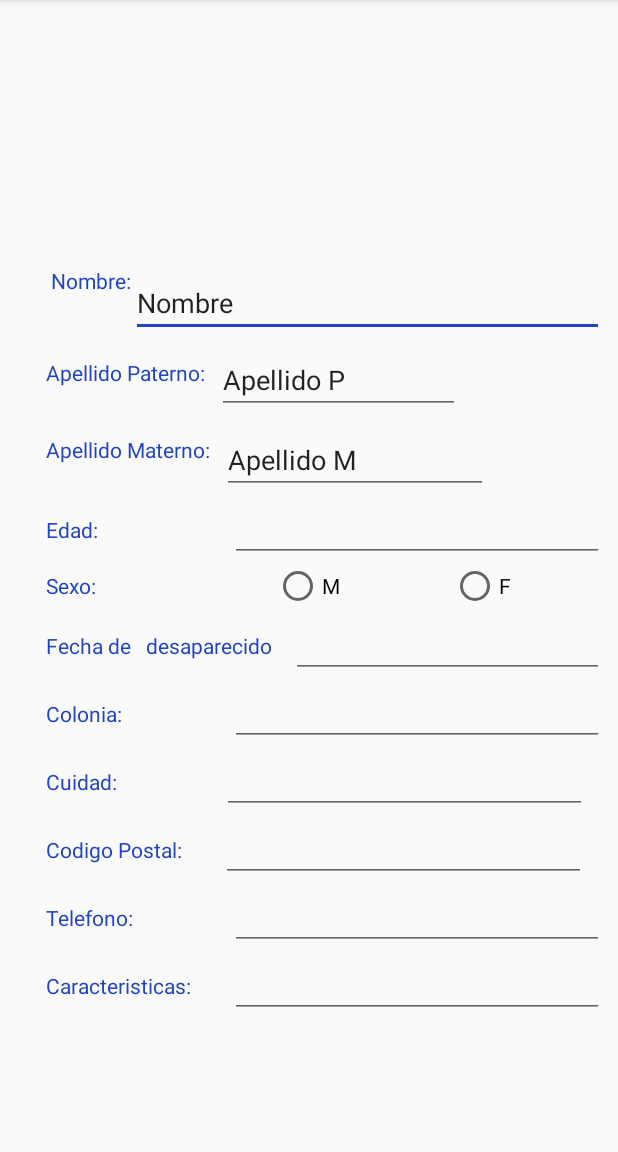
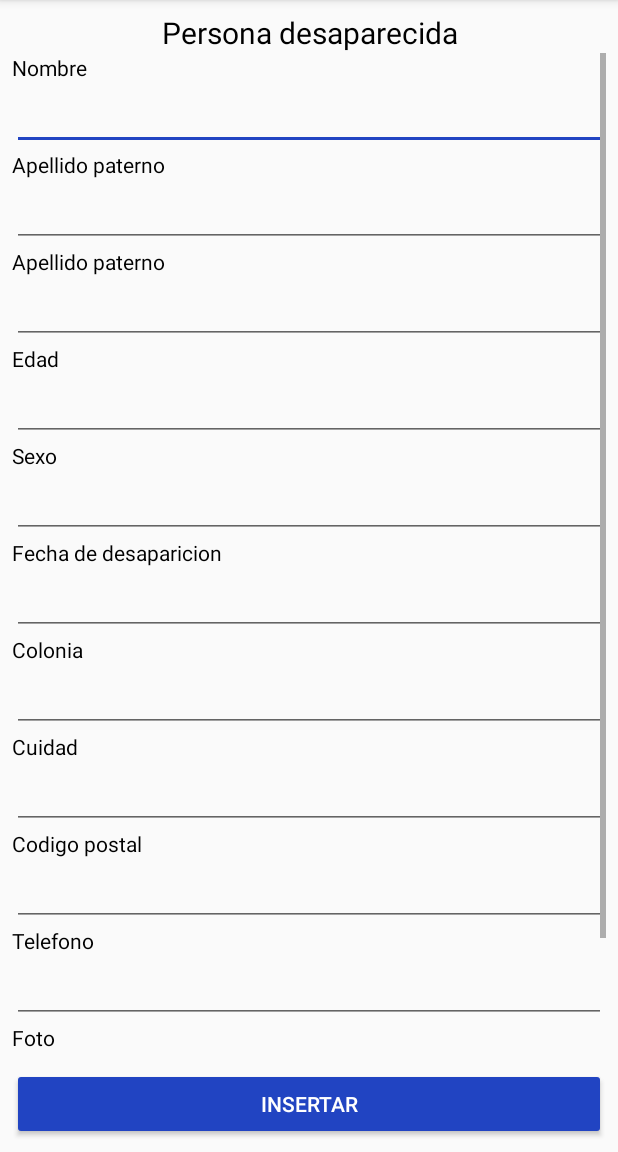
Before and after one commit to hdezpedro/EDP-V.1.1.0, an Android app: the reposrtenuevo screen opened directly, with no data from a screen before it, on a phone screen of 412 x 824 dp, the part 84-1236 px from its top. Run offline under Robolectric (Android 15) with nearby library versions, the phone set to English and light mode, and no system bars.

```diff
--- a/app/src/main/res/layout/activity_desaparecidos.xml
+++ b/app/src/main/res/layout/activity_desaparecidos.xml
@@ -6,26 +6,4 @@
     android:layout_height="match_parent"
     tools:context=".desaparecidos">
 
-    <LinearLayout
-        android:layout_width="395dp"
-        android:layout_height="264dp"
-        android:orientation="vertical"
-        tools:layout_editor_absoluteX="8dp"
-        tools:layout_editor_absoluteY="8dp">
-
-        <LinearLayout
-            android:layout_width="181dp"
-            android:layout_height="249dp"
-            android:orientation="horizontal"></LinearLayout>
-    </LinearLayout>
-
-    <TextView
-        android:id="@+id/textView3"
-        android:layout_width="wrap_content"
-        android:layout_height="wrap_content"
-        android:background="@android:color/background_light"
-        android:text="Ver mas detalles as click"
-        android:textColor="@android:color/background_dark"
-        tools:layout_editor_absoluteX="16dp"
-        tools:layout_editor_absoluteY="224dp" />
 </android.support.constraint.ConstraintLayout>
--- a/app/src/main/res/layout/activity_reposrtenuevo.xml
+++ b/app/src/main/res/layout/activity_reposrtenuevo.xml
@@ -7,302 +7,225 @@
     tools:context=".reposrtenuevo">
 
     <LinearLayout
-        android:layout_width="395dp"
-        android:layout_height="531dp"
+        android:layout_width="match_parent"
+        android:layout_height="match_parent"
         android:orientation="vertical"
-        app:layout_constraintBottom_toBottomOf="parent"
-        app:layout_constraintEnd_toEndOf="parent"
-        app:layout_constraintHorizontal_bias="0.454"
-        app:layout_constraintStart_toStartOf="parent"
-        app:layout_constraintTop_toTopOf="parent"
-        app:layout_constraintVertical_bias="0.69">
+        android:paddingLeft="8dp"
+        android:paddingTop="8dp"
+        android:paddingRight="8dp"
+        android:paddingBottom="8dp"
+        tools:context=".ActivityInsert">
+
+        <TextView
+            android:id="@+id/tv_activity_title_ai"
+            android:layout_width="match_parent"
+            android:layout_height="wrap_content"
+            android:text="Persona desaparecida"
+            android:textAlignment="center"
+            android:textColor="@android:color/background_dark"
+            android:textSize="20sp" />
+
+        <ScrollView
+            android:layout_width="match_parent"
+            android:layout_height="match_parent"
+            android:layout_weight="0.8">
+
+            <LinearLayout
+                android:layout_width="match_parent"
+                android:layout_height="wrap_content"
+                android:orientation="vertical">
+
+
+                <TextView
+                    android:id="@+id/tv_nombre"
+                    android:layout_width="match_parent"
+                    android:layout_height="wrap_content"
+                    android:text="Nombre"
+                    android:textColor="@android:color/background_dark" />
+
+                <EditText
+                    android:id="@+id/et_nombre"
+                    android:layout_width="match_parent"
+                    android:layout_height="wrap_content"
+                    android:inputType="text"
+                    android:textColor="@android:color/background_dark" />
+
+                <TextView
+                    android:id="@+id/tv_apellido_paterno"
+                    android:layout_width="match_parent"
+                    android:layout_height="wrap_content"
+                    android:text="Apellido paterno"
+                    android:textColor="@android:color/background_dark" />
+
+                <EditText
+                    android:id="@+id/et_apellido_paterno"
+                    android:layout_width="match_parent"
+                    android:layout_height="wrap_content"
+                    android:inputType="text"
+                    android:textColor="@android:color/background_dark" />
+
+                <TextView
+                    android:id="@+id/tv_apellido_materno"
+                    android:layout_width="match_parent"
+                    android:layout_height="wrap_content"
+                    android:text="Apellido paterno"
+                    android:textColor="@android:color/background_dark" />
+
+                <EditText
+                    android:id="@+id/et_apellido_materno"
+                    android:layout_width="match_parent"
+                    android:layout_height="wrap_content"
+                    android:inputType="text"
+                    android:textColor="@android:color/background_dark" />
+
+
+                <TextView
+                    android:id="@+id/tv_edad"
+                    android:layout_width="match_parent"
+                    android:layout_height="wrap_content"
+                    android:text="Edad"
+                    android:textColor="@android:color/background_dark" />
+
+                <EditText
+                    android:id="@+id/et_edad"
+                    android:layout_width="match_parent"
+                    android:layout_height="wrap_content"
+                    android:inputType="phone"
+                    android:textColor="@android:color/background_dark" />
+
+
+                <TextView
+                    android:id="@+id/tv_sexo"
+                    android:layout_width="match_parent"
+                    android:layout_height="wrap_content"
+                    android:text="Sexo"
+                    android:textColor="@android:color/background_dark" />
+
+                <EditText
+                    android:id="@+id/et_sexo"
+                    android:layout_width="match_parent"
+                    android:layout_height="wrap_content"
+                    android:inputType="text"
+                    android:textColor="@android:color/background_dark" />
+
+
+                <TextView
+                    android:id="@+id/tv_fecha"
+                    android:layout_width="match_parent"
+                    android:layout_height="wrap_content"
+                    android:text="Fecha de desaparicion"
+                    android:textColor="@android:color/background_dark" />
+
+                <EditText
+                    android:id="@+id/et_fecha"
+                    android:layout_width="match_parent"
+                    android:layout_height="wrap_content"
+                    android:inputType="date"
+                    android:textColor="@android:color/background_dark" />
+
+                <TextView
+                    android:id="@+id/tv_colonia"
+                    android:layout_width="match_parent"
+                    android:layout_height="wrap_content"
+                    android:text="Colonia"
+                    android:textColor="@android:color/background_dark" />
+
+                <EditText
+                    android:id="@+id/et_colonia"
+                    android:layout_width="match_parent"
+                    android:layout_height="wrap_content"
+                    android:inputType="text"
+                    android:textColor="@android:color/background_dark" />
+
+                <TextView
+                    android:id="@+id/tv_cuidad"
+                    android:layout_width="match_parent"
+                    android:layout_height="wrap_content"
+                    android:text="Cuidad"
+                    android:textColor="@android:color/background_dark" />
+
+                <EditText
+                    android:id="@+id/et_cuidad"
+                    android:layout_width="match_parent"
+                    android:layout_height="wrap_content"
+                    android:inputType="text"
+                    android:textColor="@android:color/background_dark" />
+
+
+                <TextView
+                    android:id="@+id/tv_cp"
+                    android:layout_width="match_parent"
+                    android:layout_height="wrap_content"
+                    android:text="Codigo postal"
+                    android:textColor="@android:color/background_dark" />
+
+                <EditText
+                    android:id="@+id/et_cp"
+                    android:layout_width="match_parent"
+                    android:layout_height="wrap_content"
+                    android:inputType="numberDecimal"
+                    android:textColor="@android:color/background_dark" />
+
+
+                <TextView
+                    android:id="@+id/tv_telefono"
+                    android:layout_width="match_parent"
+                    android:layout_height="wrap_content"
+                    android:text="Telefono"
+                    android:textColor="@android:color/background_dark" />
+
+                <EditText
+                    android:id="@+id/et_telefono"
+                    android:layout_width="match_parent"
+                    android:layout_height="wrap_content"
+                    android:inputType="numberDecimal"
+                    android:textColor="@android:color/background_dark" />
+
+                <TextView
+                    android:id="@+id/tv_imagen"
+                    android:layout_width="match_parent"
+                    android:layout_height="wrap_content"
+                    android:text="Foto"
+                    android:textColor="@android:color/background_dark" />
+
+                <EditText
+                    android:id="@+id/et_imagen"
+                    android:layout_width="match_parent"
+                    android:layout_height="wrap_content"
+                    android:inputType="text"
+                    android:textColor="@color/colorAccent" />
+
+                <TextView
+                    android:id="@+id/tv_caracteristica"
+                    android:layout_width="match_parent"
+                    android:layout_height="wrap_content"
+                    android:text="Caracteristicas"
+                    android:textColor="@android:color/background_dark" />
+
+                <EditText
+                    android:id="@+id/et_caracteristicas"
+                    android:layout_width="match_parent"
+                    android:layout_height="wrap_content"
+                    android:inputType="text"
+                    android:textColor="@android:color/background_dark" />
+            </LinearLayout>
+
+        </ScrollView>
 
         <LinearLayout
             android:layout_width="match_parent"
             android:layout_height="wrap_content"
             android:orientation="horizontal">
 
-            <TextView
-                android:id="@+id/tv_nombre"
-                android:layout_width="wrap_content"
-                android:layout_height="32dp"
-                android:text="        Nombre:"
-                android:textColor="@color/colorAccent"
-                tools:layout_editor_absoluteX="165dp"
-                tools:layout_editor_absoluteY="76dp" />
+            <Button
+                android:id="@+id/btn_editar"
+                style="@style/Widget.AppCompat.Button.Colored"
+                android:layout_width="match_parent"
+                android:layout_height="wrap_content"
+                android:layout_weight="0.5"
+                android:onClick="btn_insertOnClick"
+                android:text="insertar" />
 
-            <EditText
-                android:id="@+id/et_nombre"
-                android:layout_width="match_parent"
-                android:layout_height="45dp"
-                android:layout_marginTop="16dp"
-                android:ems="10"
-                android:inputType="textPersonName"
-                android:text="Nombre"
-                app:layout_constraintTop_toBottomOf="@+id/tv_nombre"
-                tools:layout_editor_absoluteX="144dp" />
-
-        </LinearLayout>
-
-        <LinearLayout
-            android:layout_width="match_parent"
-            android:layout_height="wrap_content"
-            android:orientation="horizontal">
-
-            <TextView
-                android:id="@+id/tv_apellido_p"
-                android:layout_width="wrap_content"
-                android:layout_height="32dp"
-                android:text="       Apellido Paterno:"
-                android:textColor="@color/colorAccent"
-                tools:layout_editor_absoluteX="165dp"
-                tools:layout_editor_absoluteY="76dp" />
-
-            <EditText
-                android:id="@+id/et_apellidop"
-                android:layout_width="162dp"
-                android:layout_height="43dp"
-                android:layout_marginStart="8dp"
-                android:layout_marginTop="8dp"
-                android:layout_marginEnd="8dp"
-                android:ems="10"
-                android:inputType="textPersonName"
-                android:text="Apellido P"
-                app:layout_constraintEnd_toEndOf="parent"
-                app:layout_constraintStart_toStartOf="parent"
-                app:layout_constraintTop_toBottomOf="@+id/et_apellidom" />
-        </LinearLayout>
-
-        <LinearLayout
-            android:layout_width="match_parent"
-            android:layout_height="wrap_content"
-            android:orientation="horizontal">
-
-            <TextView
-                android:id="@+id/tv_apellidom"
-                android:layout_width="wrap_content"
-                android:layout_height="wrap_content"
-                android:text="       Apellido Materno:"
-                android:textColor="@color/colorAccent"
-                tools:layout_editor_absoluteX="165dp"
-                tools:layout_editor_absoluteY="76dp" />
-
-            <EditText
-                android:id="@+id/et_apellidom"
-                android:layout_width="177dp"
-                android:layout_height="wrap_content"
-                android:layout_marginStart="8dp"
-                android:layout_marginTop="8dp"
-                android:layout_marginEnd="8dp"
-                android:ems="10"
-                android:inputType="textPersonName"
-                android:text="Apellido M"
-                app:layout_constraintEnd_toEndOf="parent"
-                app:layout_constraintStart_toStartOf="parent"
-                app:layout_constraintTop_toBottomOf="@+id/et_apellidop" />
-
-        </LinearLayout>
-
-        <LinearLayout
-            android:layout_width="match_parent"
-            android:layout_height="wrap_content"
-            android:orientation="horizontal">
-
-            <TextView
-                android:id="@+id/tv_edad"
-                android:layout_width="1dp"
-                android:layout_height="wrap_content"
-                android:layout_weight="1"
-                android:text="       Edad:"
-                android:textColor="@color/colorAccent"
-                tools:layout_editor_absoluteX="165dp"
-                tools:layout_editor_absoluteY="76dp" />
-
-            <EditText
-                android:id="@+id/et_edad"
-                android:layout_width="104dp"
-                android:layout_height="wrap_content"
-                android:layout_weight="1"
-                android:ems="10"
-                android:inputType="number" />
-        </LinearLayout>
-
-        <LinearLayout
-            android:layout_width="match_parent"
-            android:layout_height="wrap_content"
-            android:orientation="horizontal">
-
-            <TextView
-                android:id="@+id/tv_sexo"
-                android:layout_width="113dp"
-                android:layout_height="wrap_content"
-                android:layout_weight="1"
-                android:text="       Sexo:"
-                android:textColor="@color/colorAccent"
-                tools:layout_editor_absoluteX="165dp"
-                tools:layout_editor_absoluteY="76dp" />
-
-            <RadioButton
-                android:id="@+id/rb_masculino"
-                android:layout_width="56dp"
-                android:layout_height="wrap_content"
-                android:layout_weight="1"
-                android:text="M" />
-
-            <RadioButton
-                android:id="@+id/rb_femenino"
-                android:layout_width="wrap_content"
-                android:layout_height="wrap_content"
-                android:layout_weight="1"
-                android:text="F" />
-
-        </LinearLayout>
-
-        <LinearLayout
-            android:layout_width="match_parent"
-            android:layout_height="wrap_content"
-            android:orientation="horizontal">
-
-            <TextView
-                android:id="@+id/tv_fecha"
-                android:layout_width="209dp"
-                android:layout_height="wrap_content"
-                android:layout_weight="1"
-                android:autoText="false"
-                android:text="       Fecha de   desaparecido"
-                android:textColor="@color/colorAccent"
-                tools:layout_editor_absoluteX="165dp"
-                tools:layout_editor_absoluteY="76dp" />
-
-            <EditText
-                android:id="@+id/et_fecha"
-                android:layout_width="232dp"
-                android:layout_height="wrap_content"
-                android:layout_weight="1"
-                android:ems="10"
-                android:inputType="date" />
-
-        </LinearLayout>
-
-        <LinearLayout
-            android:layout_width="match_parent"
-            android:layout_height="wrap_content"
-            android:orientation="horizontal">
-
-            <TextView
-                android:id="@+id/tv_colonia"
-                android:layout_width="1dp"
-                android:layout_height="wrap_content"
-                android:layout_weight="1"
-                android:text="       Colonia:"
-                android:textColor="@color/colorAccent"
-                tools:layout_editor_absoluteX="165dp"
-                tools:layout_editor_absoluteY="76dp" />
-
-            <EditText
-                android:id="@+id/et_colonia"
-                android:layout_width="104dp"
-                android:layout_height="wrap_content"
-                android:layout_weight="1"
-                android:ems="10"
-                android:inputType="text" />
-
-        </LinearLayout>
-
-        <LinearLayout
-            android:layout_width="384dp"
-            android:layout_height="wrap_content"
-            android:orientation="horizontal">
-
-            <TextView
-                android:id="@+id/tv_cuidad"
-                android:layout_width="1dp"
-                android:layout_height="wrap_content"
-                android:layout_weight="1"
-                android:text="       Cuidad:"
-                android:textColor="@color/colorAccent"
-                tools:layout_editor_absoluteX="165dp"
-                tools:layout_editor_absoluteY="76dp" />
-
-            <EditText
-                android:id="@+id/et_ciudad"
-                android:layout_width="104dp"
-                android:layout_height="wrap_content"
-                android:layout_weight="1"
-                android:ems="10"
-                android:inputType="text" />
-        </LinearLayout>
-
-        <LinearLayout
-            android:layout_width="383dp"
-            android:layout_height="wrap_content"
-            android:orientation="horizontal">
-
-            <TextView
-                android:id="@+id/tv_cp"
-                android:layout_width="1dp"
-                android:layout_height="wrap_content"
-                android:layout_weight="1"
-                android:text="       Codigo Postal:"
-                android:textColor="@color/colorAccent"
-                tools:layout_editor_absoluteX="165dp"
-                tools:layout_editor_absoluteY="76dp" />
-
-            <EditText
-                android:id="@+id/et_cp"
-                android:layout_width="104dp"
-                android:layout_height="wrap_content"
-                android:layout_weight="1"
-                android:ems="10"
-                android:inputType="number" />
-        </LinearLayout>
-
-        <LinearLayout
-            android:layout_width="match_parent"
-            android:layout_height="wrap_content"
-            android:orientation="horizontal">
-
-            <TextView
-                android:id="@+id/tv_telefono"
-                android:layout_width="1dp"
-                android:layout_height="wrap_content"
-                android:layout_weight="1"
-                android:text="       Telefono:"
-                android:textColor="@color/colorAccent"
-                tools:layout_editor_absoluteX="165dp"
-                tools:layout_editor_absoluteY="76dp" />
-
-            <EditText
-                android:id="@+id/et_telefono"
-                android:layout_width="104dp"
-                android:layout_height="wrap_content"
-                android:layout_weight="1"
-                android:ems="10"
-                android:inputType="number" />
-        </LinearLayout>
-
-        <LinearLayout
-            android:layout_width="match_parent"
-            android:layout_height="65dp"
-            android:orientation="horizontal">
-
-            <TextView
-                android:id="@+id/tv_caracteristicas"
-                android:layout_width="1dp"
-                android:layout_height="wrap_content"
-                android:layout_weight="1"
-                android:text="       Caracteristicas:"
-                android:textColor="@color/colorAccent"
-                tools:layout_editor_absoluteX="165dp"
-                tools:layout_editor_absoluteY="76dp" />
-
-            <EditText
-                android:id="@+id/et_caracteristicas"
-                android:layout_width="104dp"
-                android:layout_height="wrap_content"
-                android:layout_weight="1"
-                android:ems="10"
-                android:inputType="text|number" />
         </LinearLayout>
     </LinearLayout>
 </android.support.constraint.ConstraintLayout>
```
